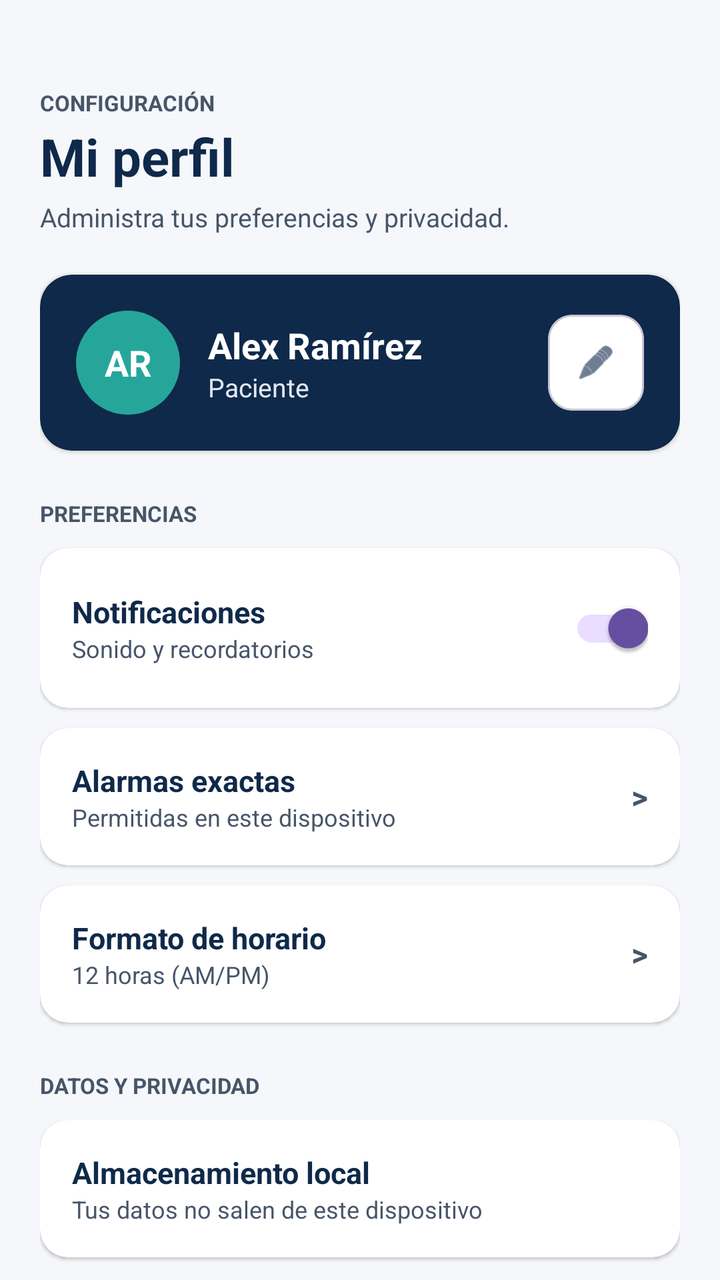
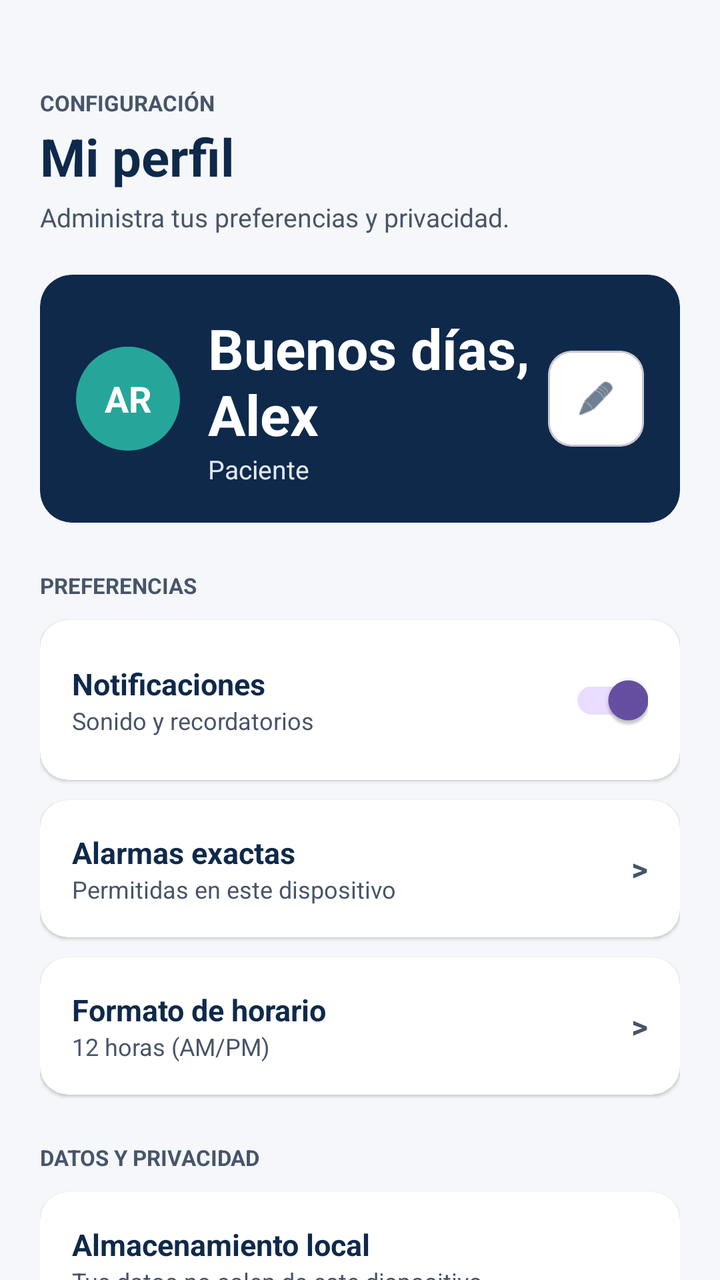

An Android layout rendered at two revisions. The XML below is the earlier revision; the diff shows what the commit changed to produce the second picture.
<!-- AndroidManifest.xml: application theme Theme.Dosis -->
<!-- res/layout/fragment_perfil.xml -->
<?xml version="1.0" encoding="utf-8"?>
<androidx.core.widget.NestedScrollView xmlns:android="http://schemas.android.com/apk/res/android"
    xmlns:app="http://schemas.android.com/apk/res-auto"
    android:id="@+id/scrollPerfil"
    android:layout_width="match_parent"
    android:layout_height="match_parent"
    android:background="#F5F7FA"
    android:clipToPadding="false"
    android:fillViewport="true">

    <LinearLayout
        android:layout_width="match_parent"
        android:layout_height="wrap_content"
        android:orientation="vertical"
        android:paddingStart="20dp"
        android:paddingEnd="20dp"
        android:paddingTop="44dp"
        android:paddingBottom="20dp">

        
        <TextView
            android:layout_width="wrap_content"
            android:layout_height="wrap_content"
            android:text="@string/perfil_subtitulo_superior"
            android:textSize="11sp"
            android:textStyle="bold"
            android:textColor="#475569" />

        <TextView
            android:layout_width="wrap_content"
            android:layout_height="wrap_content"
            android:text="@string/perfil_titulo"
            android:textSize="26sp"
            android:textStyle="bold"
            android:textColor="#0F294A"
            android:layout_marginTop="2dp" />

        <TextView
            android:layout_width="wrap_content"
            android:layout_height="wrap_content"
            android:text="@string/perfil_descripcion"
            android:textSize="13sp"
            android:textColor="#475569"
            android:layout_marginTop="4dp"
            android:layout_marginBottom="20dp" />

        
        <com.google.android.material.card.MaterialCardView
            android:layout_width="match_parent"
            android:layout_height="wrap_content"
            app:cardBackgroundColor="#0F294A"
            app:cardCornerRadius="16dp"
            app:cardElevation="1dp"
            app:strokeWidth="0dp"
            android:layout_marginBottom="24dp">

            <LinearLayout
                android:layout_width="match_parent"
                android:layout_height="wrap_content"
                android:orientation="horizontal"
                android:padding="18dp"
                android:gravity="center_vertical">

                
                <TextView
                    android:id="@+id/tvInicialesPerfil"
                    android:layout_width="52dp"
                    android:layout_height="52dp"
                    android:background="@drawable/bg_circulo_verde"
                    android:gravity="center"
                    android:text="@string/perfil_iniciales_defecto"
                    android:textColor="#FFFFFF"
                    android:textSize="18sp"
                    android:textStyle="bold" />

                <LinearLayout
                    android:layout_width="0dp"
                    android:layout_height="wrap_content"
                    android:layout_weight="1"
                    android:orientation="vertical"
                    android:layout_marginStart="14dp">

                    <TextView
                        android:id="@+id/tvNombrePerfil"
                        android:layout_width="wrap_content"
                        android:layout_height="wrap_content"
                        android:text="@string/perfil_nombre_defecto"
                        android:textColor="#FFFFFF"
                        android:textSize="18sp"
                        android:textStyle="bold" />

                    <TextView
                        android:layout_width="wrap_content"
                        android:layout_height="wrap_content"
                        android:text="@string/perfil_rol"
                        android:textColor="#E2E8F0"
                        android:textSize="13sp" />
                </LinearLayout>

                
                <com.google.android.material.card.MaterialCardView
                    android:id="@+id/btnEditarNombre"
                    android:layout_width="48dp"
                    android:layout_height="48dp"
                    app:cardBackgroundColor="#FFFFFF"
                    app:cardCornerRadius="12dp"
                    app:cardElevation="0dp"
                    android:clickable="true"
                    android:focusable="true">

                    <ImageView
                        android:layout_width="20dp"
                        android:layout_height="20dp"
                        android:layout_gravity="center"
                        android:src="@android:drawable/ic_menu_edit"
                        app:tint="#0F294A"
                        android:contentDescription="@string/perfil_editar_nombre" />
                </com.google.android.material.card.MaterialCardView>
            </LinearLayout>
        </com.google.android.material.card.MaterialCardView>

        
        <TextView
            android:layout_width="wrap_content"
            android:layout_height="wrap_content"
            android:text="@string/perfil_seccion_preferencias"
            android:textSize="11sp"
            android:textStyle="bold"
            android:textColor="#475569"
            android:layout_marginBottom="10dp" />

        
        <com.google.android.material.card.MaterialCardView
            android:layout_width="match_parent"
            android:layout_height="wrap_content"
            app:cardBackgroundColor="#FFFFFF"
            app:cardCornerRadius="14dp"
            app:cardElevation="1dp"
            app:strokeWidth="0dp"
            android:layout_marginBottom="10dp">

            <LinearLayout
                android:layout_width="match_parent"
                android:layout_height="wrap_content"
                android:orientation="horizontal"
                android:padding="16dp"
                android:gravity="center_vertical">

                <LinearLayout
                    android:layout_width="0dp"
                    android:layout_height="wrap_content"
                    android:layout_weight="1"
                    android:orientation="vertical">

                    <TextView
                        android:layout_width="wrap_content"
                        android:layout_height="wrap_content"
                        android:text="@string/perfil_notificaciones_titulo"
                        android:textStyle="bold"
                        android:textColor="#0F294A"
                        android:textSize="15sp" />

                    <TextView
                        android:layout_width="wrap_content"
                        android:layout_height="wrap_content"
                        android:text="@string/perfil_notificaciones_subtitulo"
                        android:textColor="#475569"
                        android:textSize="12sp" />
                </LinearLayout>

                <com.google.android.material.switchmaterial.SwitchMaterial
                    android:id="@+id/switchNotificaciones"
                    android:layout_width="wrap_content"
                    android:layout_height="wrap_content"
                    android:minWidth="48dp"
                    android:minHeight="48dp"
                    android:checked="true" />
            </LinearLayout>
        </com.google.android.material.card.MaterialCardView>

        
        <com.google.android.material.card.MaterialCardView
            android:id="@+id/cardAlarmasExactas"
            android:layout_width="match_parent"
            android:layout_height="wrap_content"
            app:cardBackgroundColor="#FFFFFF"
            app:cardCornerRadius="14dp"
            app:cardElevation="1dp"
            app:strokeWidth="0dp"
            android:clickable="true"
            android:focusable="true"
            android:layout_marginBottom="10dp">

            <LinearLayout
                android:layout_width="match_parent"
                android:layout_height="wrap_content"
                android:orientation="horizontal"
                android:padding="16dp"
                android:gravity="center_vertical">

                <LinearLayout
                    android:layout_width="0dp"
                    android:layout_height="wrap_content"
                    android:layout_weight="1"
                    android:orientation="vertical">

                    <TextView
                        android:layout_width="wrap_content"
                        android:layout_height="wrap_content"
                        android:text="@string/perfil_alarmas_titulo"
                        android:textStyle="bold"
                        android:textColor="#0F294A"
                        android:textSize="15sp" />

                    <TextView
                        android:id="@+id/tvEstadoAlarmas"
                        android:layout_width="wrap_content"
                        android:layout_height="wrap_content"
                        android:text="@string/perfil_alarmas_permitidas"
                        android:textColor="#475569"
                        android:textSize="12sp" />
                </LinearLayout>

                <TextView
                    android:layout_width="wrap_content"
                    android:layout_height="wrap_content"
                    android:text="@string/perfil_flecha_derecha"
                    android:textSize="16sp"
                    android:textStyle="bold"
                    android:textColor="#475569" />
            </LinearLayout>
        </com.google.android.material.card.MaterialCardView>

        
        <com.google.android.material.card.MaterialCardView
            android:id="@+id/cardFormatoHorario"
            android:layout_width="match_parent"
            android:layout_height="wrap_content"
            app:cardBackgroundColor="#FFFFFF"
            app:cardCornerRadius="14dp"
            app:cardElevation="1dp"
            app:strokeWidth="0dp"
            android:clickable="true"
            android:focusable="true"
            android:layout_marginBottom="24dp">

            <LinearLayout
                android:layout_width="match_parent"
                android:layout_height="wrap_content"
                android:orientation="horizontal"
                android:padding="16dp"
                android:gravity="center_vertical">

                <LinearLayout
                    android:layout_width="0dp"
                    android:layout_height="wrap_content"
                    android:layout_weight="1"
                    android:orientation="vertical">

                    <TextView
                        android:layout_width="wrap_content"
                        android:layout_height="wrap_content"
                        android:text="@string/perfil_horario_titulo"
                        android:textStyle="bold"
                        android:textColor="#0F294A"
                        android:textSize="15sp" />

                    <TextView
                        android:id="@+id/tvFormatoHorario"
                        android:layout_width="wrap_content"
                        android:layout_height="wrap_content"
                        android:text="@string/perfil_horario_12h"
                        android:textColor="#475569"
                        android:textSize="12sp" />
                </LinearLayout>

                <TextView
                    android:layout_width="wrap_content"
                    android:layout_height="wrap_content"
                    android:text="@string/perfil_flecha_derecha"
                    android:textSize="16sp"
                    android:textStyle="bold"
                    android:textColor="#475569" />
            </LinearLayout>
        </com.google.android.material.card.MaterialCardView>

        
        <TextView
            android:layout_width="wrap_content"
            android:layout_height="wrap_content"
            android:text="@string/perfil_seccion_privacidad"
            android:textSize="11sp"
            android:textStyle="bold"
            android:textColor="#475569"
            android:layout_marginBottom="10dp" />

        <com.google.android.material.card.MaterialCardView
            android:layout_width="match_parent"
            android:layout_height="wrap_content"
            app:cardBackgroundColor="#FFFFFF"
            app:cardCornerRadius="14dp"
            app:cardElevation="1dp"
            app:strokeWidth="0dp"
            android:layout_marginBottom="14dp">

            <LinearLayout
                android:layout_width="match_parent"
                android:layout_height="wrap_content"
                android:orientation="vertical"
                android:padding="16dp">

                <TextView
                    android:layout_width="wrap_content"
                    android:layout_height="wrap_content"
                    android:text="@string/perfil_almacenamiento_titulo"
                    android:textStyle="bold"
                    android:textColor="#0F294A"
                    android:textSize="15sp" />

                <TextView
                    android:layout_width="wrap_content"
                    android:layout_height="wrap_content"
                    android:text="@string/perfil_almacenamiento_subtitulo"
                    android:textColor="#475569"
                    android:textSize="12sp" />
            </LinearLayout>
        </com.google.android.material.card.MaterialCardView>

        
        <com.google.android.material.card.MaterialCardView
            android:layout_width="match_parent"
            android:layout_height="wrap_content"
            app:cardBackgroundColor="#E0F2F1"
            app:cardCornerRadius="14dp"
            app:cardElevation="0dp"
            app:strokeWidth="0dp">

            <LinearLayout
                android:layout_width="match_parent"
                android:layout_height="wrap_content"
                android:orientation="vertical"
                android:padding="16dp">

                <TextView
                    android:layout_width="wrap_content"
                    android:layout_height="wrap_content"
                    android:text="@string/perfil_aviso_titulo"
                    android:textStyle="bold"
                    android:textColor="#0F294A"
                    android:textSize="14sp" />

                <TextView
                    android:layout_width="wrap_content"
                    android:layout_height="wrap_content"
                    android:text="@string/perfil_aviso_descripcion"
                    android:textColor="#1E293B"
                    android:textSize="12sp"
                    android:layout_marginTop="2dp" />
            </LinearLayout>
        </com.google.android.material.card.MaterialCardView>

    </LinearLayout>
</androidx.core.widget.NestedScrollView>
<!-- resources referenced by this layout -->
<resources>
  <!-- drawable bg_circulo_verde (drawable) -->
  <?xml version="1.0" encoding="utf-8"?>
  <shape xmlns:android="http://schemas.android.com/apk/res/android"
      android:shape="oval">
      <solid android:color="#26A69A" />
  </shape>
  <string name="perfil_alarmas_permitidas">Permitidas en este dispositivo</string>
  <string name="perfil_alarmas_titulo">Alarmas exactas</string>
  <string name="perfil_almacenamiento_subtitulo">Tus datos no salen de este dispositivo</string>
  <string name="perfil_almacenamiento_titulo">Almacenamiento local</string>
  <string name="perfil_aviso_descripcion">Dosis no sustituye la orientación de un profesional de la salud.</string>
  <string name="perfil_aviso_titulo">Importante</string>
  <string name="perfil_descripcion">Administra tus preferencias y privacidad.</string>
  <string name="perfil_editar_nombre">Editar nombre</string>
  <string name="perfil_flecha_derecha">&gt;</string>
  <string name="perfil_horario_12h">12 horas (AM/PM)</string>
  <string name="perfil_horario_titulo">Formato de horario</string>
  <string name="perfil_iniciales_defecto">AR</string>
  <string name="perfil_nombre_defecto">Alex Ramírez</string>
  <string name="perfil_notificaciones_subtitulo">Sonido y recordatorios</string>
  <string name="perfil_notificaciones_titulo">Notificaciones</string>
  <string name="perfil_rol">Paciente</string>
  <string name="perfil_seccion_preferencias">PREFERENCIAS</string>
  <string name="perfil_seccion_privacidad">DATOS Y PRIVACIDAD</string>
  <string name="perfil_subtitulo_superior">CONFIGURACIÓN</string>
  <string name="perfil_titulo">Mi perfil</string>
  <style name="Theme.Dosis" parent="Base.Theme.Dosis" />
  <style name="Base.Theme.Dosis" parent="Theme.Material3.DayNight.NoActionBar">
          
          
      </style>
</resources>

<!-- the commit's change to res/layout/fragment_perfil.xml (unified diff, before → after) -->
@@ -81,12 +81,12 @@
                     android:layout_marginStart="14dp">
 
                     <TextView
-                        android:id="@+id/tvNombrePerfil"
-                        android:layout_width="wrap_content"
-                        android:layout_height="wrap_content"
-                        android:text="@string/perfil_nombre_defecto"
+                        android:id="@+id/tvSaludoUsuario"
+                        android:layout_width="wrap_content"
+                        android:layout_height="wrap_content"
+                        android:text="Buenos días, Alex"
                         android:textColor="#FFFFFF"
-                        android:textSize="18sp"
+                        android:textSize="28sp"
                         android:textStyle="bold" />
 
                     <TextView
<!-- resource entries referenced after the edit -->
@@ -18,7 +18,6 @@
   <string name="perfil_horario_12h">12 horas (AM/PM)</string>
   <string name="perfil_horario_titulo">Formato de horario</string>
   <string name="perfil_iniciales_defecto">AR</string>
-  <string name="perfil_nombre_defecto">Alex Ramírez</string>
   <string name="perfil_notificaciones_subtitulo">Sonido y recordatorios</string>
   <string name="perfil_notificaciones_titulo">Notificaciones</string>
   <string name="perfil_rol">Paciente</string>
